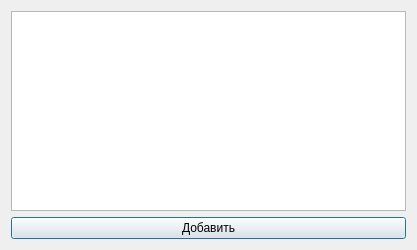
First picture: the form in ChooseFilter.ui, repository Bors1k/property-analysis-system, before the edit.
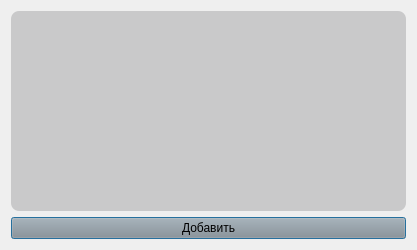
Second picture: the form after the edit.

```diff
--- a/ChooseFilter.ui
+++ b/ChooseFilter.ui
@@ -13,12 +13,26 @@
   <property name="windowTitle">
    <string>Выбор объектов для анализа</string>
   </property>
+  <property name="styleSheet">
+   <string notr="true">#Dialog_ChooseFilter {background-color: rgba(254,214,0,200)}\n
+.QPushButton {background-color: rgba(143, 144, 146, 200)}\n
+.QPushButton:hover{ background-color: rgba(143, 144, 146, 250)}</string>
+  </property>
   <layout class="QVBoxLayout" name="verticalLayout">
    <item>
-    <widget class="QListWidget" name="listWidget"/>
+    <widget class="QListWidget" name="listWidget">
+     <property name="styleSheet">
+      <string notr="true">.QListWidget {background-color: rgba(143, 144, 146, 100);
+border-radius:8px;}</string>
+     </property>
+    </widget>
    </item>
    <item>
     <widget class="QPushButton" name="pushButton">
+     <property name="styleSheet">
+      <string notr="true">.QPushButton {background-color: rgba(143, 144, 146, 80)}
+.QPushButton:hover{ background-color: rgba(143, 144, 146, 130)}</string>
+     </property>
      <property name="text">
       <string>Добавить</string>
      </property>
```
